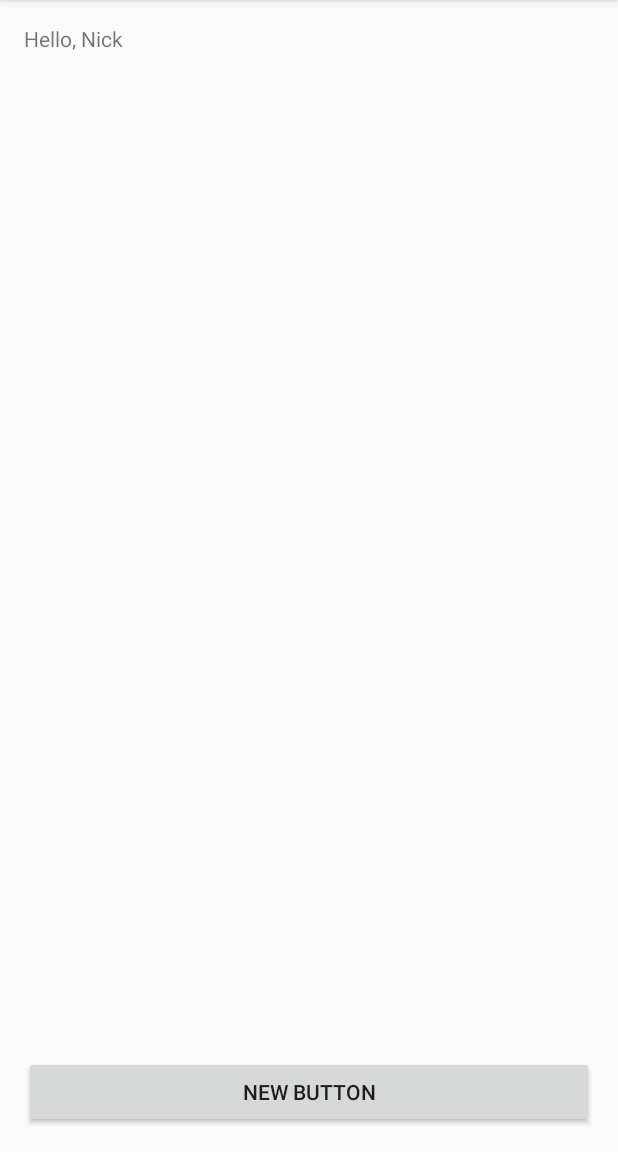
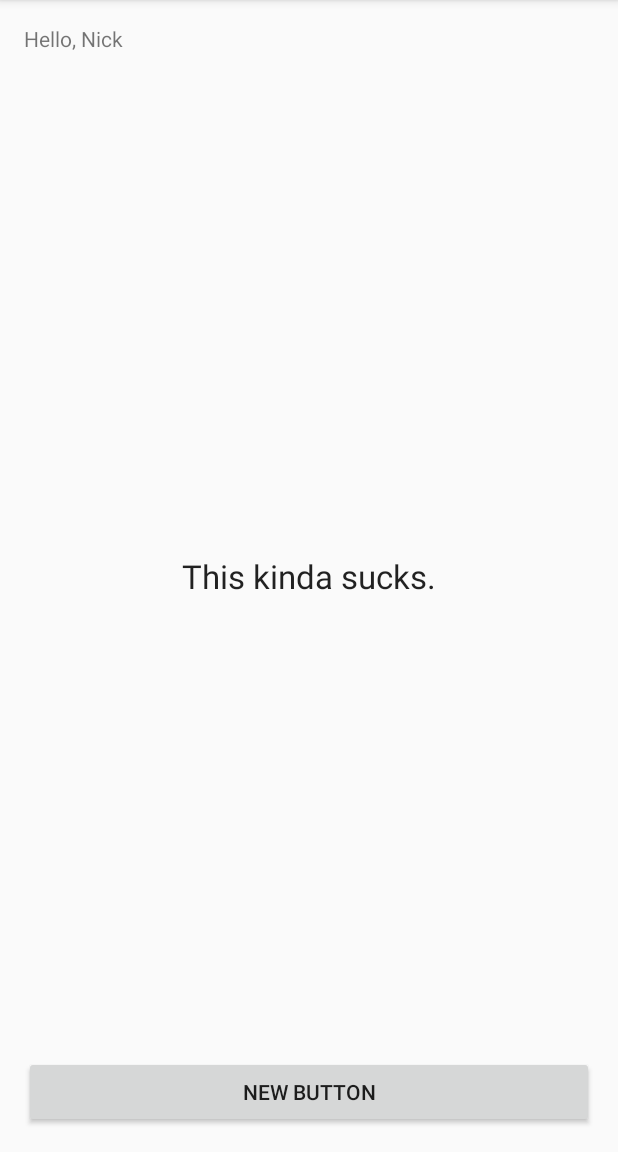
Before and after one commit to ScottTeichert1/TempoSensor, an Android app: the screen it shows after launch (MainActivity), on a phone screen of 412 x 824 dp, the part 84-1236 px from its top. Run offline under Robolectric (Android 15) with nearby library versions, the phone set to English and light mode, and no system bars.

Commit message:
Still working...

```diff
--- a/app/src/main/res/layout/activity_main.xml
+++ b/app/src/main/res/layout/activity_main.xml
@@ -17,4 +17,13 @@
         android:layout_alignParentLeft="true"
         android:layout_alignParentStart="true" />
 
+    <TextView
+        android:layout_width="wrap_content"
+        android:layout_height="wrap_content"
+        android:textAppearance="?android:attr/textAppearanceLarge"
+        android:text="@string/this_kinda_sucks"
+        android:id="@+id/textView"
+        android:layout_centerVertical="true"
+        android:layout_centerHorizontal="true" />
+
 </RelativeLayout>
--- a/app/src/main/res/values/strings.xml
+++ b/app/src/main/res/values/strings.xml
@@ -3,4 +3,5 @@
 
     <string name="hello_world">Hello, Nick</string>
     <string name="action_settings">Settings</string>
+    <string name="this_kinda_sucks">This kinda sucks.</string>
 </resources>
```
